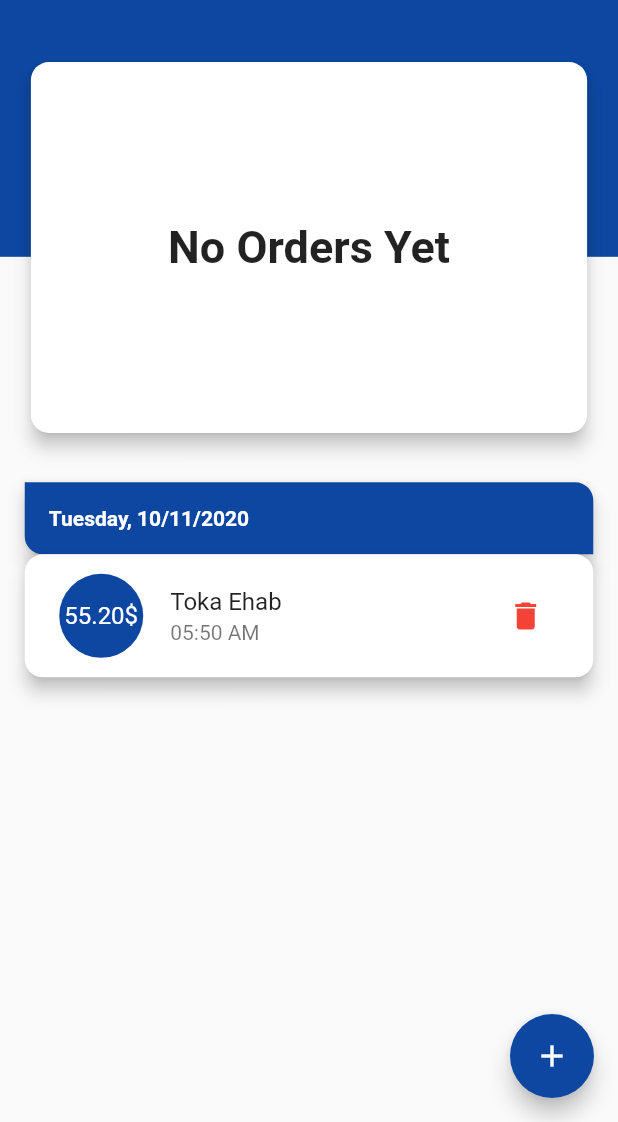
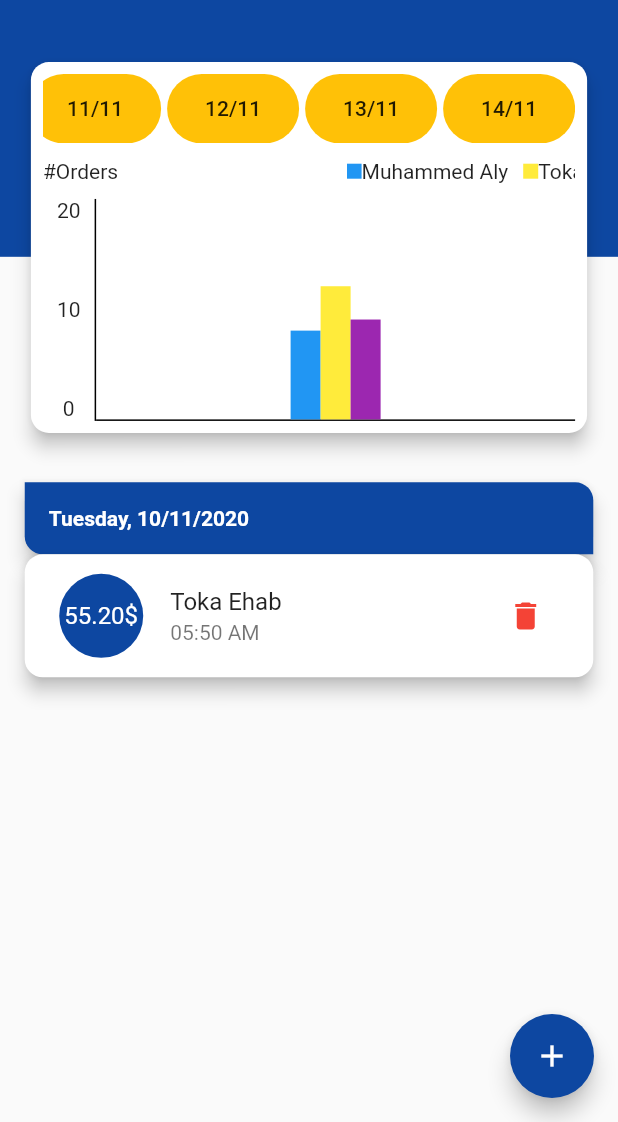
Before and after one commit to maherkhalil07/delivery-manager, a Flutter app: the screen it shows after launch, on a phone screen of 412 x 824 dp, the part 114-1236 px from its top. Run offline on Flutter 3.47's test engine with Material 2 defaults, Android fonts, the phone set to English and light mode, and no system bars; drawn by our look-alikes of sticky_headers.

Commit message:
creating charts

```diff
--- a/lib/widgets/chart.dart
+++ b/lib/widgets/chart.dart
@@ -1,6 +1,14 @@
+import 'package:delivery_manager/widgets/chart_bar.dart';
+import 'package:delivery_manager/widgets/hero_item.dart';
 import 'package:flutter/material.dart';
+import 'package:flutter/rendering.dart';
+import 'package:intl/intl.dart';
 
 class Chart extends StatelessWidget {
+  double calculateHeight(int numberOfOrders, BoxConstraints constraints) {
+    return numberOfOrders * constraints.maxHeight / 20;
+  }
+
   @override
   Widget build(BuildContext context) {
     return Card(
@@ -11,15 +19,114 @@ class Chart extends StatelessWidget {
           .add(EdgeInsets.only(
               bottom: MediaQuery.of(context).size.height * 0.04)),
       child: Container(
-        height: MediaQuery.of(context).size.height * 0.3,
-        width: double.infinity,
-        child: Center(
-          child: Text(
-            'No Orders Yet',
-            style: TextStyle(fontSize: 30, fontWeight: FontWeight.bold),
-          ),
-        ),
-      ),
+          height: MediaQuery.of(context).size.height * 0.3,
+          width: double.infinity,
+          padding: EdgeInsets.all(8),
+          child: Column(
+            children: [
+              Expanded(
+                flex: 2,
+                child: ListView.builder(
+                  reverse: true,
+                  scrollDirection: Axis.horizontal,
+                  itemCount: 7,
+                  itemBuilder: (context, index) {
+                    DateTime date =
+                        DateTime.now().subtract(Duration(days: index));
+                    String text = DateFormat('dd/MM').format(date);
+                    return Container(
+                      margin: EdgeInsets.only(
+                          left: index == 6 ? 0 : 2, right: index == 0 ? 0 : 2),
+                      child: FlatButton(
+                        shape: StadiumBorder(),
+                        color: Colors.amber,
+                        child: Text(text),
+                        onPressed: () {},
+                      ),
+                    );
+                  },
+                ),
+              ),
+              Expanded(
+                  flex: 8,
+                  child: Column(
+                    children: [
+                      Expanded(
+                        flex: 2,
+                        child: Row(
+                          children: [
+                            Text('#Orders'),
+                            Expanded(
+                              child: Container(),
+                            ),
+                            Expanded(
+                              child: ListView(
+                                scrollDirection: Axis.horizontal,
+                                children: [
+                                  HeroItem(Colors.blue, 'Muhammed Aly'),
+                                  SizedBox(
+                                    width: 10,
+                                  ),
+                                  HeroItem(Colors.yellow, 'Toka Ehab'),
+                                  SizedBox(
+                                    width: 10,
+                                  ),
+                                  HeroItem(Colors.purple, 'Ahmed Aly'),
+                                ],
+                              ),
+                            )
+                          ],
+                        ),
+                      ),
+                      Expanded(
+                        flex: 8,
+                        child: LayoutBuilder(
+                          builder: (context, constraints) {
+                            return Row(
+                              children: [
+                                Container(
+                                  width: constraints.maxWidth * 0.1,
+                                  height: constraints.maxHeight,
+                                  decoration: BoxDecoration(
+                                      border: Border(
+                                          right: BorderSide(
+                                              width: 1, color: Colors.black))),
+                                  child: Column(
+                                    mainAxisAlignment:
+                                        MainAxisAlignment.spaceBetween,
+                                    children: [
+                                      Text('20'),
+                                      Text('10'),
+                                      Text('0'),
+                                    ],
+                                  ),
+                                ),
+                                Container(
+                                  width: constraints.maxWidth * 0.9,
+                                  height: constraints.maxHeight,
+                                  decoration: BoxDecoration(
+                                      border: Border(
+                                          bottom: BorderSide(
+                                              width: 1, color: Colors.black))),
+                                  child: Row(
+                                    mainAxisAlignment: MainAxisAlignment.center,
+                                    crossAxisAlignment: CrossAxisAlignment.end,
+                                    children: [
+                                      ChartBar(Colors.blue, calculateHeight(8, constraints)),
+                                      ChartBar(Colors.yellow, calculateHeight(12, constraints)),
+                                      ChartBar(Colors.purple, calculateHeight(9, constraints)),
+                                    ],
+                                  ),
+                                ),
+                              ],
+                            );
+                          },
+                        ),
+                      )
+                    ],
+                  ))
+            ],
+          )),
     );
   }
 }
--- /dev/null
+++ b/lib/widgets/chart_bar.dart
@@ -0,0 +1,15 @@
+import 'package:flutter/material.dart';
+
+class ChartBar extends StatelessWidget {
+  final Color color;
+  final double height;
+  ChartBar(this.color, this.height);
+  @override
+  Widget build(BuildContext context) {
+    return Container(
+      width: 20,
+      height: height,
+      color: color
+    );
+  }
+}
--- /dev/null
+++ b/lib/widgets/hero_item.dart
@@ -0,0 +1,20 @@
+import 'package:flutter/material.dart';
+
+class HeroItem extends StatelessWidget {
+  final Color color;
+  final String name;
+  HeroItem(this.color, this.name);
+  @override
+  Widget build(BuildContext context) {
+    return Row(
+      children: [
+        Container(
+          height: 10,
+          width: 10,
+          color: color,
+        ),
+        Text(name),
+      ],
+    );
+  }
+}
```
Also changed, not shown: 3 other files.
